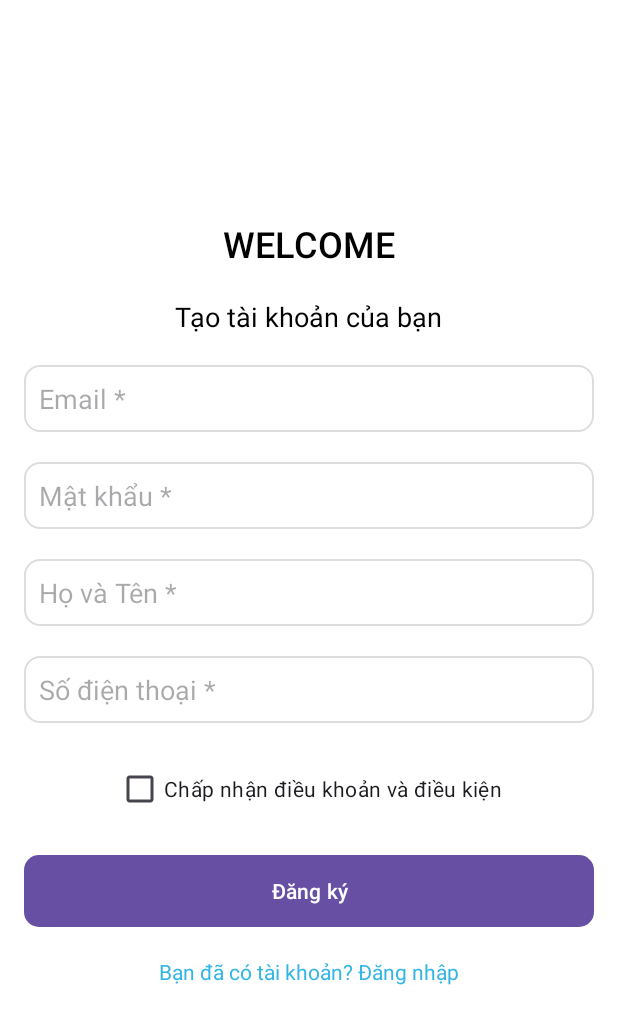
After one commit to Tungltph/DATN_MD16, an Android app: the DangKi screen opened directly, with no data from a screen before it, on a phone screen of 412 x 824 dp. The commit adds this screen. Shown: the top 1024 px of the screen. Run offline under Robolectric (Android 15) with nearby library versions, the phone set to English and light mode, and no system bars.

Commit message:
thêm giao diện đăng nhập, đăng kí, trang

```diff
--- /dev/null
+++ b/app/src/main/java/com/example/datn_md16/DangKi.java
@@ -0,0 +1,14 @@
+package com.example.datn_md16;
+
+import androidx.appcompat.app.AppCompatActivity;
+
+import android.os.Bundle;
+
+public class DangKi extends AppCompatActivity {
+
+    @Override
+    protected void onCreate(Bundle savedInstanceState) {
+        super.onCreate(savedInstanceState);
+        setContentView(R.layout.activity_dang_ki);
+    }
+}
--- /dev/null
+++ b/app/src/main/res/drawable/button_background.xml
@@ -0,0 +1,6 @@
+<?xml version="1.0" encoding="utf-8"?>
+<shape xmlns:android="http://schemas.android.com/apk/res/android">
+    <corners android:radius="10dp" />
+    <solid android:color="#5FB1C1" />
+    <padding android:left="10dp" android:top="10dp" android:right="10dp" android:bottom="10dp" />
+</shape>
--- /dev/null
+++ b/app/src/main/res/drawable/edittext_background.xml
@@ -0,0 +1,8 @@
+<?xml version="1.0" encoding="utf-8"?>
+<shape xmlns:android="http://schemas.android.com/apk/res/android">
+    <solid android:color="@android:color/white" />
+    <corners android:radius="10dp" />
+    <stroke
+        android:width="1dp"
+        android:color="#DDDDDD" />
+</shape>
--- /dev/null
+++ b/app/src/main/res/drawable/search_background.xml
@@ -0,0 +1,6 @@
+<?xml version="1.0" encoding="utf-8"?>
+<shape xmlns:android="http://schemas.android.com/apk/res/android">
+    <solid android:color="#FFFFFF" />
+    <corners android:radius="8dp" />
+    <stroke android:width="1dp" android:color="#DDDDDD" />
+</shape>
--- /dev/null
+++ b/app/src/main/res/layout/activity_dang_ki.xml
@@ -0,0 +1,86 @@
+<?xml version="1.0" encoding="utf-8"?>
+<LinearLayout xmlns:android="http://schemas.android.com/apk/res/android"
+    android:layout_width="match_parent"
+    android:layout_height="match_parent"
+    android:padding="16dp"
+    android:gravity="center"
+    android:orientation="vertical"
+    android:background="@android:color/white">
+        <TextView
+            android:layout_width="wrap_content"
+            android:layout_height="wrap_content"
+            android:text="WELCOME"
+            android:textSize="24sp"
+            android:textColor="@android:color/black"
+            android:layout_marginBottom="20dp"
+            android:fontFamily="sans-serif-medium" />
+
+        <TextView
+            android:layout_width="wrap_content"
+            android:layout_height="wrap_content"
+            android:text="Tạo tài khoản của bạn"
+            android:textSize="18sp"
+            android:textColor="@android:color/black"
+            android:layout_marginBottom="20dp"
+            android:fontFamily="sans-serif" />
+
+        <EditText
+            android:layout_width="match_parent"
+            android:layout_height="wrap_content"
+            android:hint="Email *"
+            android:inputType="textEmailAddress"
+            android:layout_marginBottom="20dp"
+            android:background="@drawable/edittext_background"
+            android:padding="10dp" />
+
+        <EditText
+            android:layout_width="match_parent"
+            android:layout_height="wrap_content"
+            android:hint="Mật khẩu *"
+            android:inputType="textPassword"
+            android:layout_marginBottom="20dp"
+            android:background="@drawable/edittext_background"
+            android:padding="10dp" />
+
+        <EditText
+            android:layout_width="match_parent"
+            android:layout_height="wrap_content"
+            android:hint="Họ và Tên *"
+            android:inputType="textPersonName"
+            android:layout_marginBottom="20dp"
+            android:background="@drawable/edittext_background"
+            android:padding="10dp" />
+
+        <EditText
+            android:layout_width="match_parent"
+            android:layout_height="wrap_content"
+            android:hint="Số điện thoại *"
+            android:inputType="phone"
+            android:layout_marginBottom="20dp"
+            android:background="@drawable/edittext_background"
+            android:padding="10dp" />
+
+        <CheckBox
+            android:layout_width="wrap_content"
+            android:layout_height="wrap_content"
+            android:text="Chấp nhận điều khoản và điều kiện"
+            android:layout_marginBottom="20dp" />
+
+        <Button
+            android:layout_width="match_parent"
+            android:layout_height="wrap_content"
+            android:text="Đăng ký"
+            android:textColor="@android:color/white"
+            android:background="@drawable/button_background"
+            android:layout_marginBottom="20dp"
+            android:onClick="register" />
+
+        <TextView
+            android:layout_width="wrap_content"
+            android:layout_height="wrap_content"
+            android:text="Bạn đã có tài khoản? Đăng nhập"
+            android:textColor="@android:color/holo_blue_light"
+            android:layout_marginBottom="20dp"
+            android:fontFamily="sans-serif"
+            android:onClick="goToLogin" />
+</LinearLayout>
```
Also changed, not shown: app/src/main/AndroidManifest.xml (+12 -0 lines), app/src/main/java/com/example/datn_md16/DangNhap.java (added, +14 -0 lines), app/src/main/java/com/example/datn_md16/MHChao.java (added, +14 -0 lines), app/src/main/java/com/example/datn_md16/SanPham.java (added, +14 -0 lines), app/src/main/res/drawable/background_wave.xml (added, +10 -0 lines), app/src/main/res/drawable/category_button_background.xml (added, +15 -0 lines), app/src/main/res/layout/activity_dang_nhap.xml (added, +70 -0 lines), app/src/main/res/layout/activity_main.xml (+57 -12 lines), app/src/main/res/layout/activity_mhchao.xml (added, +23 -0 lines), app/src/main/res/layout/activity_san_pham.xml (added, +27 -0 lines), app/src/main/res/drawable/img.png (added), app/src/main/res/drawable/logoFpoly.png (added).
